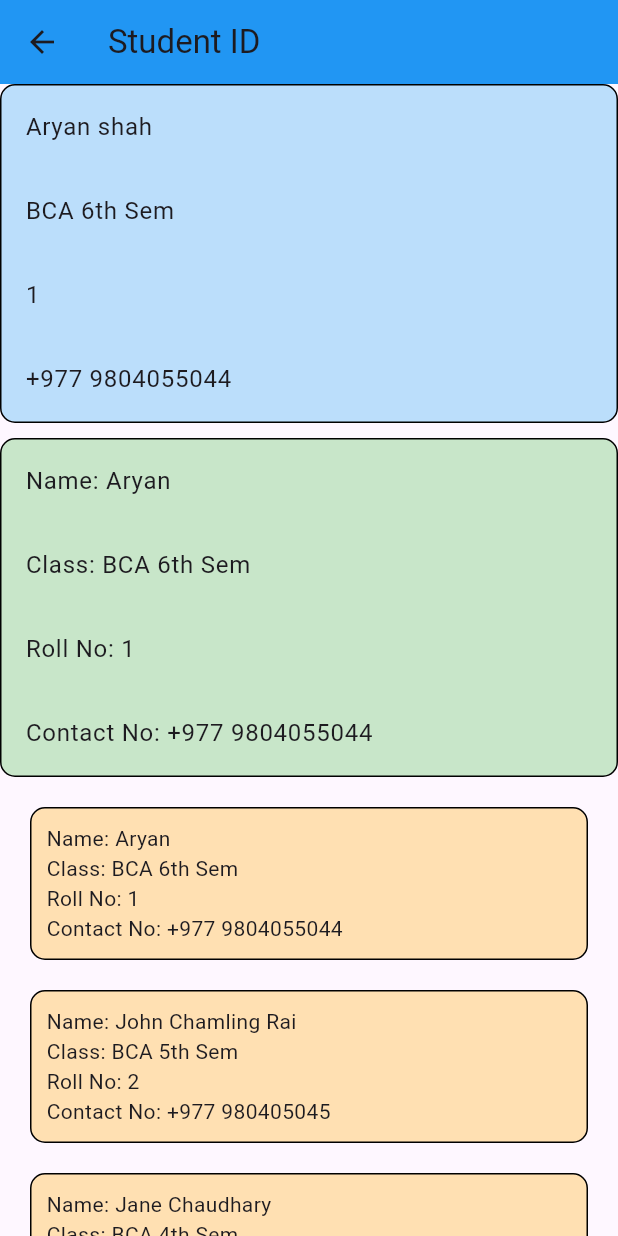
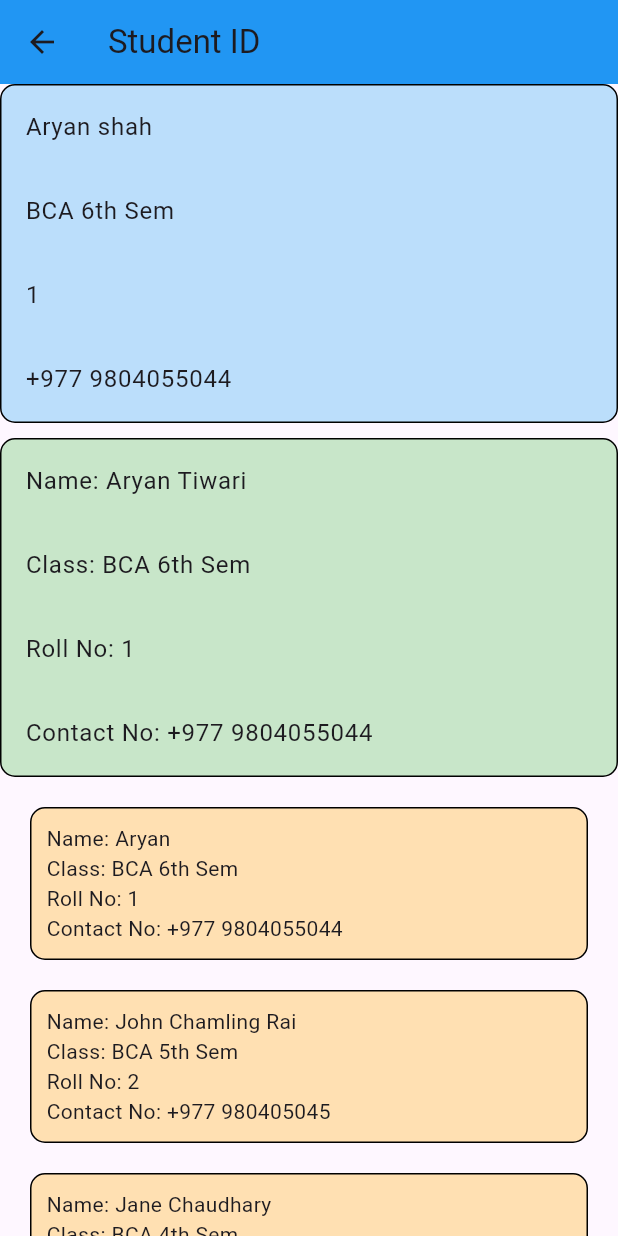
Before and after one commit to omanrai/BCA_6, a Flutter app: the StudentIDScreen screen opened directly, on a phone screen of 412 x 824 dp. Run offline on Flutter 3.47's test engine with Material 3 defaults, Android fonts, the phone set to English and light mode, and no system bars; our stand-ins replace get.

Commit message:
Update student name in id_card.dart

```diff
--- a/lib/view/id_card.dart
+++ b/lib/view/id_card.dart
@@ -11,7 +11,7 @@ class StudentIDScreen extends StatelessWidget {
   ];
 
   final Map<String, String> studentInfo = {
-    "Name": "Aryan",
+    "Name": "Aryan Tiwari",
     "Class": "BCA 6th Sem",
     "Roll No": "1",
     "Contact No": "+977 9804055044",
```
